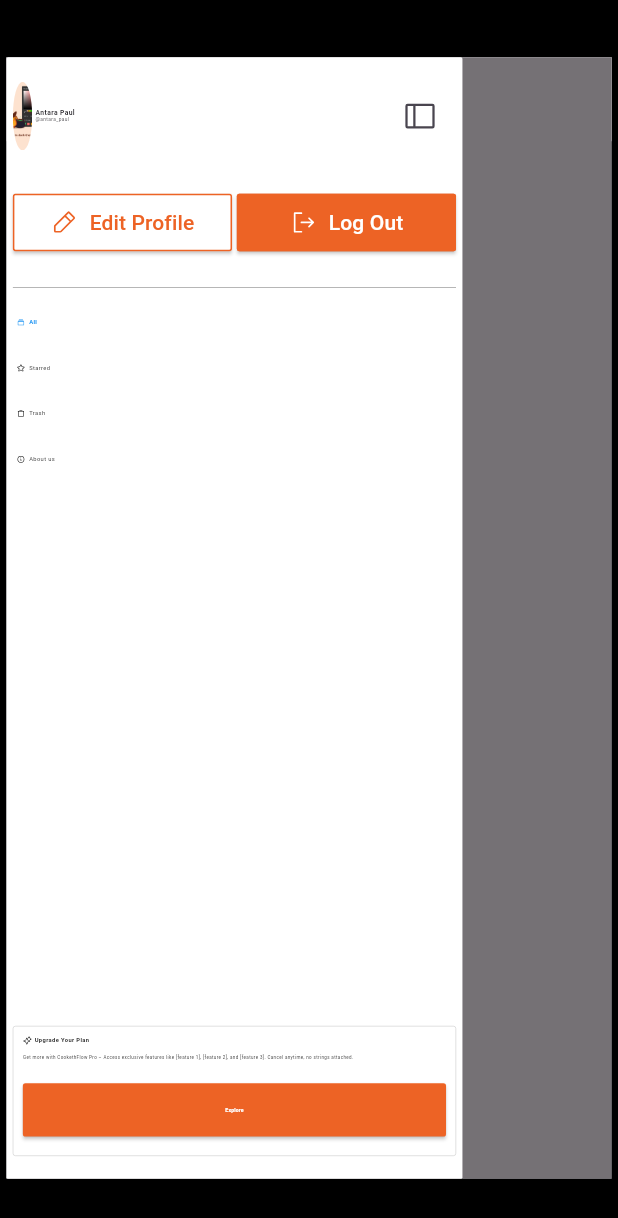
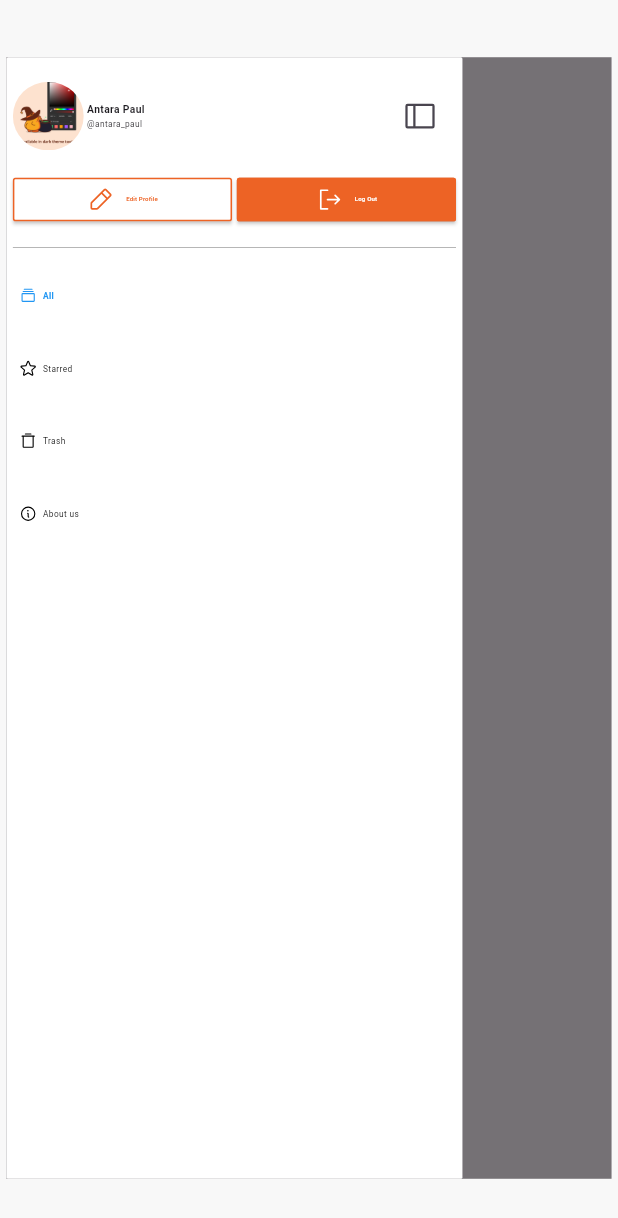
Before and after one commit to CookethOrg/Cooketh-Flow, a Flutter app: the DashboardPage screen opened by its route, with the side drawer open, on a phone screen of 412 x 824 dp. Shown: the top 1218 px of the screen. Run offline on Flutter 3.47's test engine with Material 3 defaults, Android fonts, the phone set to English and light mode, and no system bars; our stand-ins replace carousel_slider, flutter_dotenv, flutter_screenutil, go_router, google_sign_in, phosphor_flutter and 1 more; accounts and stored records are empty; Roboto replaces fonts that are missing (Fredrik).

Commit message:
dashboard drawer done for desktop and mobile

```diff
--- a/lib/features/dashboard/pages/dashboard.dart
+++ b/lib/features/dashboard/pages/dashboard.dart
@@ -27,8 +27,8 @@ class DashboardPage extends StatelessWidget {
     return Consumer<SupabaseService>(
       builder: (context, supa, child) {
         return Scaffold(
-          // backgroundColor: Color.fromRGBO(248, 248, 248, 1),
-          backgroundColor: Colors.black,
+          backgroundColor: Color.fromRGBO(248, 248, 248, 1),
+          // backgroundColor: Colors.black,
           body: Padding(
             padding: EdgeInsets.symmetric(horizontal: 20.w, vertical: 50.h),
             child: dashboardScreen,
--- a/lib/features/dashboard/pages/desktop/dashboard_desktop.dart
+++ b/lib/features/dashboard/pages/desktop/dashboard_desktop.dart
@@ -3,14 +3,17 @@ import 'package:cookethflow/features/dashboard/widgets/dashboard_drawer.dart';
 import 'package:flutter/material.dart';
 import 'package:flutter_screenutil/flutter_screenutil.dart';
 import 'package:provider/provider.dart';
+import 'package:cookethflow/core/helpers/responsive_layout.helper.dart' as rh;
 
 class DashboardDesktop extends StatelessWidget {
   const DashboardDesktop({super.key});
-
   @override
   Widget build(BuildContext context) {
+    rh.DeviceType devideviceType = rh.ResponsiveLayoutHelper.getDeviceType(
+      context,
+    );
     return Consumer<DashboardProvider>(
-      builder: (context,provider,child) {
+      builder: (context, provider, child) {
         return LayoutBuilder(
           builder:
               (context, constraints) => Row(
@@ -18,15 +21,16 @@ class DashboardDesktop extends StatelessWidget {
                 children: [
                   AnimatedContainer(
                     curve: Curves.easeInOut,
-                      duration: Duration(milliseconds: 1500),
-                      height: provider.isDrawerOpen ? constraints.maxHeight : 0.412.sh,
-                      width: 400,
+                    duration: Duration(milliseconds: 800),
+                    height:
+                        provider.isDrawerOpen ? constraints.maxHeight : 0.18.sh,
+                    width: devideviceType == rh.DeviceType.desktop ? 400.w : 600.w ,
                     child: DashboardDrawer(),
                   ),
                 ],
               ),
         );
-      }
+      },
     );
   }
 }
--- a/lib/features/dashboard/widgets/dashboard_drawer.dart
+++ b/lib/features/dashboard/widgets/dashboard_drawer.dart
@@ -11,9 +11,7 @@ class DashboardDrawer extends StatelessWidget {
 
   @override
   Widget build(BuildContext context) {
-    bool isDesktop =
-        rh.ResponsiveLayoutHelper.getDeviceType(context) ==
-        rh.DeviceType.desktop;
+    rh.DeviceType device = rh.ResponsiveLayoutHelper.getDeviceType(context);
     return Consumer<DashboardProvider>(
       builder: (context, provider, child) {
         return Drawer(
@@ -36,8 +34,8 @@ class DashboardDrawer extends StatelessWidget {
                       children: [
                         ClipOval(
                           child: SizedBox(
-                            width: 60.w,
-                            height: 60.h,
+                            width:  device == rh.DeviceType.desktop ? 60.w : device == rh.DeviceType.tab ? 100.w : 220.w,
+                            height: device == rh.DeviceType.desktop ? 60.h : device == rh.DeviceType.tab ? 55.h : 60.h,
                             child: Image.asset(
                               'assets/images/Frame 402.png',
                               fit: BoxFit.cover,
@@ -53,7 +51,7 @@ class DashboardDrawer extends StatelessWidget {
                               'Antara Paul',
                               style: TextStyle(
                                 fontFamily: 'Fredrik',
-                                fontSize: 21.sp,
+                                fontSize: device == rh.DeviceType.desktop ? 21.sp : 32.sp,
                                 fontWeight: FontWeight.w600,
                               ),
                             ),
@@ -61,7 +59,7 @@ class DashboardDrawer extends StatelessWidget {
                               '@antara_paul',
                               style: TextStyle(
                                 fontFamily: 'Fredrik',
-                                fontSize: 15.sp,
+                                fontSize: device == rh.DeviceType.desktop ? 15.sp : 26.sp,
                               ),
                             ),
                           ],
@@ -71,11 +69,11 @@ class DashboardDrawer extends StatelessWidget {
                           onPressed: () {
                             provider.toggleDrawer();
                           },
-                          icon: Icon(PhosphorIcons.sidebarSimple()),
+                          icon: Icon(PhosphorIcons.sidebarSimple(),),
                         ),
                       ],
                     ),
-                    SizedBox(height: 30.h),
+                    SizedBox(height: device == rh.DeviceType.desktop ?30.h: 10.h),
                     // Row for edit profile and logout button
                     Row(
                       children: [
@@ -88,8 +86,8 @@ class DashboardDrawer extends StatelessWidget {
                             ),
                             style: ElevatedButton.styleFrom(
                               padding: EdgeInsets.symmetric(
-                                horizontal: 16.w,
-                                vertical: 12.h,
+                                horizontal: device == rh.DeviceType.desktop ? 16.w : 10.w,
+                                vertical: device == rh.DeviceType.desktop ?12.h : 6.h,
                               ),
                               foregroundColor: primaryColor,
                               shape: RoundedRectangleBorder(
@@ -97,12 +95,13 @@ class DashboardDrawer extends StatelessWidget {
                               ),
                               backgroundColor: Colors.white,
                               side: BorderSide(color: primaryColor),
-                              minimumSize: Size(0, 48.h),
+                              minimumSize: Size(0,device == rh.DeviceType.desktop ? 48.h : 38.h),
                             ),
                             label: Text(
                               'Edit Profile',
                               style: TextStyle(
                                 fontFamily: 'Fredrik',
+                                fontSize: device == rh.DeviceType.tab ? 26.sp : 19.sp,
                                 color: primaryColor,
                               ),
                             ),
@@ -118,8 +117,8 @@ class DashboardDrawer extends StatelessWidget {
                             ),
                             style: ElevatedButton.styleFrom(
                               padding: EdgeInsets.symmetric(
-                                horizontal: 16.w,
-                                vertical: 12.h,
+                                horizontal: device == rh.DeviceType.desktop ? 16.w : 10.w,
+                                vertical: device == rh.DeviceType.desktop ? 12.h : 6.h,
                               ),
                               foregroundColor: primaryColor,
                               shape: RoundedRectangleBorder(
@@ -127,12 +126,13 @@ class DashboardDrawer extends StatelessWidget {
                               ),
                               backgroundColor: primaryColor,
                               side: BorderSide(color: primaryColor),
-                              minimumSize: Size(0, 48.h),
+                              minimumSize: Size(0, device == rh.DeviceType.desktop ?48.h:38.h),
                             ),
                             label: Text(
                               'Log Out',
                               style: TextStyle(
                                 fontFamily: 'Fredrik',
+                                fontSize: device == rh.DeviceType.tab ? 26.sp : 19.sp,
                                 color: Colors.white,
                               ),
                             ),
@@ -142,8 +142,8 @@ class DashboardDrawer extends StatelessWidget {
                     ),
                   ],
                 ),
-                SizedBox(height: 15.h),
-                Divider(color: Colors.grey, thickness: 0.5),
+                SizedBox(height:device == rh.DeviceType.desktop ? 15.h : 0.h),
+                Visibility(visible: provider.isDrawerOpen,child: Divider(color: Colors.grey, thickness: 0.5)),
                 // Column for lower items (vertical tabs)
                 Expanded(
                   child: ListView.builder(
@@ -160,8 +160,8 @@ class DashboardDrawer extends StatelessWidget {
                         child: Container(
                           margin: EdgeInsets.symmetric(vertical: 4.h),
                           padding: EdgeInsets.symmetric(
-                            horizontal: 12.w,
-                            vertical: 12.h,
+                            horizontal: device == rh.DeviceType.desktop ? 12.w: 20.w,
+                            vertical: device == rh.DeviceType.desktop ? 12.h: 20.h,
                           ),
                           decoration: BoxDecoration(
                             color: Colors.transparent,
@@ -176,16 +176,16 @@ class DashboardDrawer extends StatelessWidget {
                                 data: IconThemeData(
                                   color:
                                       isSelected ? Colors.blue : Colors.black,
-                                  size: 26.sp,
+                                  size: device == rh.DeviceType.desktop ? 26.sp: 55.sp,
                                 ),
                                 child: provider.tabItems[index]['icon'],
                               ),
-                              SizedBox(width: 12.w),
+                              SizedBox(width: device == rh.DeviceType.desktop ? 12.w: 18.w),
                               Text(
                                 provider.tabItems[index]['label'],
                                 style: TextStyle(
                                   fontFamily: 'Fredrik',
-                                  fontSize: 18.sp,
+                                  fontSize: device == rh.DeviceType.desktop ?18.sp:26.sp,
                                   color:
                                       isSelected ? Colors.blue : Colors.black,
                                   fontWeight:
@@ -201,79 +201,82 @@ class DashboardDrawer extends StatelessWidget {
                     },
                   ),
                 ),
-                Container(
-                  margin: EdgeInsets.only(top: 15.h),
-                  padding: EdgeInsets.all(30.w),
-                  decoration: BoxDecoration(
-                    color: Colors.white,
-                    borderRadius: BorderRadius.circular(8.r),
-                    border: Border.all(color: Colors.grey, width: 1.w),
-                  ),
-                  child: Column(
-                    crossAxisAlignment: CrossAxisAlignment.start,
-                    children: [
-                      Row(
-                        children: [
-                          Icon(
-                            PhosphorIcons.sparkle(),
-                            color: Colors.black,
-                            size: 28.sp,
-                          ),
-                          SizedBox(width: 8.w),
-                          Text(
-                            'Upgrade Your Plan',
-                            style: TextStyle(
-                              fontFamily: 'Fredrik',
-                              fontSize: 18.sp,
-                              fontWeight: FontWeight.w600,
-                              color: Colors.black,
-                            ),
-                          ),
-                        ],
-                      ),
-                      SizedBox(height: 8.h),
-                      Text(
-                        'Get more with CookethFlow Pro – Access exclusive features like [feature 1], [feature 2], and [feature 3]. Cancel anytime, no strings attached.',
-                        style: TextStyle(
-                          fontFamily: 'Fredrik',
-                          fontSize: 14.sp,
-                          color: Colors.black,
-                          fontWeight: FontWeight.w400,
-                        ),
-                      ),
-                      SizedBox(height: 12.h),
-                      SizedBox(
-                        width: double.infinity,
-                        child: ElevatedButton(
-                          onPressed: () {
-                            // Add navigation to subscription page or upgrade logic here
-                          },
-                          style: ElevatedButton.styleFrom(
-                            padding: EdgeInsets.symmetric(
-                              horizontal: 12.w,
-                              vertical: 20.h,
-                            ),
-                            backgroundColor: primaryColor,
-                            foregroundColor: Colors.white,
-                            shape: RoundedRectangleBorder(
-                              borderRadius: BorderRadius.circular(8.r),
-                            ),
-                            minimumSize: Size(0, 44.h),
-                          ),
-                          child: Text(
-                            'Explore',
-                            style: TextStyle(
-                              fontFamily: 'Fredrik',
-                              fontSize: 16.sp,
-                              color: Colors.white,
-                              fontWeight: FontWeight.w600,
-                            ),
-                          ),
-                        ),
-                      ),
-                    ],
-                  ),
-                ),
+                // if(provider.isDrawerOpen || device == rh.DeviceType.mobile || device == rh.DeviceType.tab) AnimatedContainer(
+                //   duration: Duration(seconds: 4),
+                //   child: Container(
+                //     margin: EdgeInsets.only(top: 15.h),
+                //     padding: EdgeInsets.all(30.w),
+                //     decoration: BoxDecoration(
+                //       color: Colors.white,
+                //       borderRadius: BorderRadius.circular(8.r),
+                //       border: Border.all(color: Colors.grey, width: 1.w),
+                //     ),
+                //     child: Column(
+                //       crossAxisAlignment: CrossAxisAlignment.start,
+                //       children: [
+                //         Row(
+                //           children: [
+                //             Icon(
+                //               PhosphorIcons.sparkle(),
+                //               color: Colors.black,
+                //               size: 28.sp,
+                //             ),
+                //             SizedBox(width: 8.w),
+                //             Text(
+                //               'Upgrade Your Plan',
+                //               style: TextStyle(
+                //                 fontFamily: 'Fredrik',
+                //                 fontSize: 18.sp,
+                //                 fontWeight: FontWeight.w600,
+                //                 color: Colors.black,
+                //               ),
+                //             ),
+                //           ],
+                //         ),
+                //         SizedBox(height: 8.h),
+                //         Text(
+                //           'Get more with CookethFlow Pro – Access exclusive features like [feature 1], [feature 2], and [feature 3]. Cancel anytime, no strings attached.',
+                //           style: TextStyle(
+                //             fontFamily: 'Fredrik',
+                //             fontSize: 14.sp,
+                //             color: Colors.black,
+                //             fontWeight: FontWeight.w400,
+                //           ),
+                //         ),
+                //         SizedBox(height: 12.h),
+                //         SizedBox(
+                //           width: double.infinity,
+                //           child: ElevatedButton(
+                //             onPressed: () {
+                //               // Add navigation to subscription page or upgrade logic here
+                //             },
+                //             style: ElevatedButton.styleFrom(
+                //               padding: EdgeInsets.symmetric(
+                //                 horizontal: 12.w,
+                //                 vertical: 20.h,
+                //               ),
+                //               backgroundColor: primaryColor,
+                //               foregroundColor: Colors.white,
+                //               shape: RoundedRectangleBorder(
+                //                 borderRadius: BorderRadius.circular(8.r),
+                //               ),
+                //               minimumSize: Size(0, 44.h),
+                //             ),
+                //             child: Text(
+                //               'Explore',
+                //               style: TextStyle(
+                //                 fontFamily: 'Fredrik',
+                //                 fontSize: 16.sp,
+                //                 color: Colors.white,
+                //                 fontWeight: FontWeight.w600,
+                //               ),
+                //             ),
+                //           ),
+                //         ),
+                //       ],
+                //     ),
+                //   ),
+                // ),
               ],
             ),
           ),
```
Lines whose indentation alone changed are shown as unchanged.
